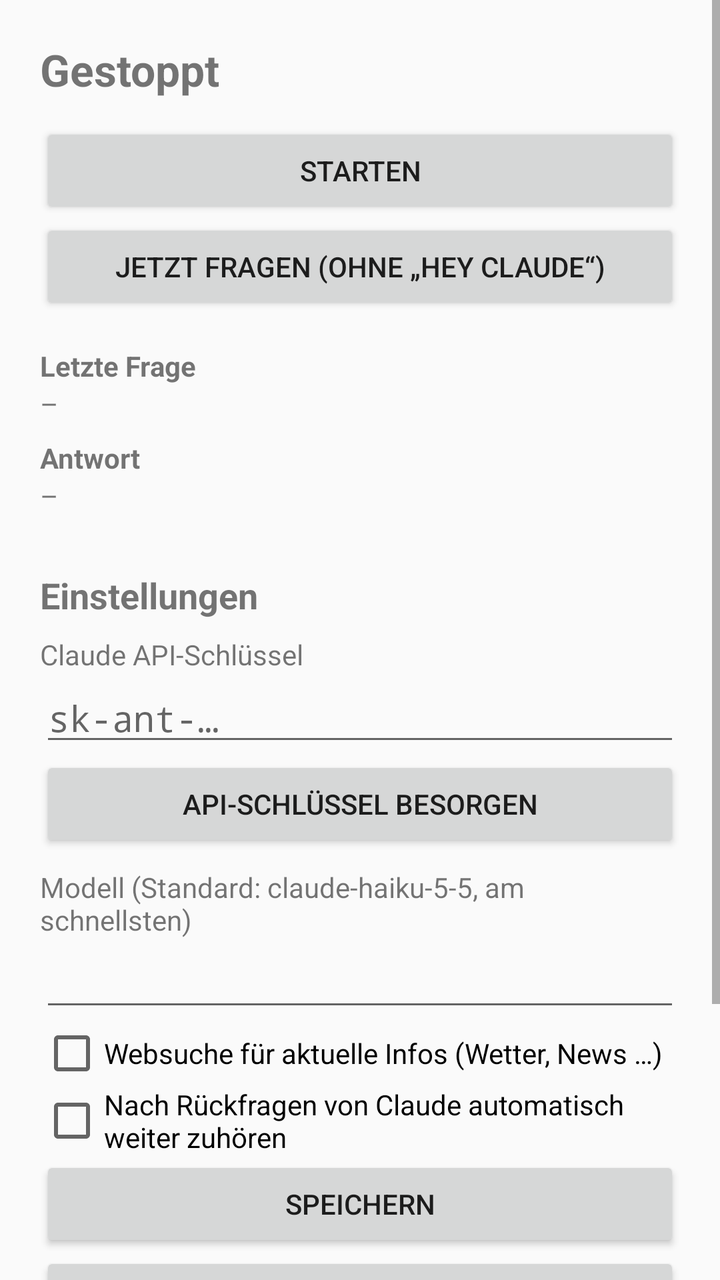
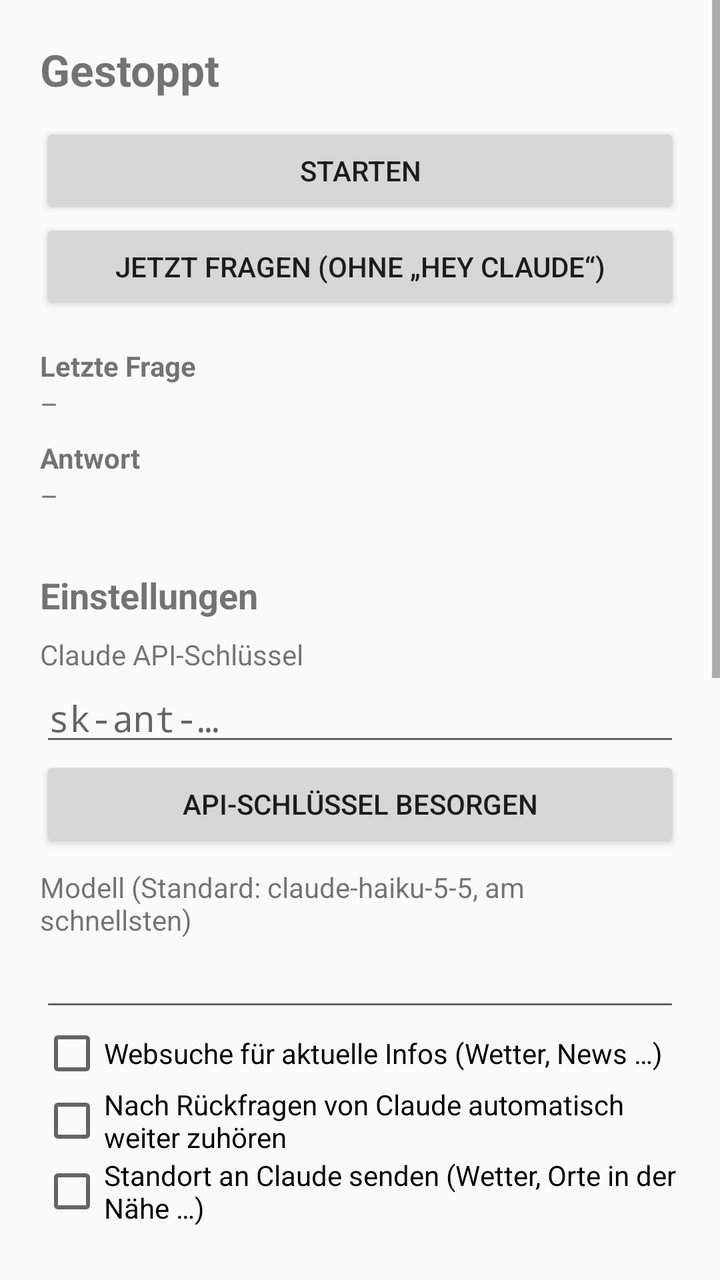

An Android layout rendered at two revisions. The XML below is the earlier revision; the diff shows what the commit changed to produce the second picture.
<!-- AndroidManifest.xml: application theme android:Theme.Material.Light.DarkActionBar -->
<!-- res/layout/activity_main.xml -->
<?xml version="1.0" encoding="utf-8"?>
<ScrollView xmlns:android="http://schemas.android.com/apk/res/android"
    android:layout_width="match_parent"
    android:layout_height="match_parent"
    android:fillViewport="true">

    <LinearLayout
        android:layout_width="match_parent"
        android:layout_height="wrap_content"
        android:orientation="vertical"
        android:padding="20dp">

        <TextView
            android:id="@+id/status"
            android:layout_width="match_parent"
            android:layout_height="wrap_content"
            android:text="Gestoppt"
            android:textSize="22sp"
            android:textStyle="bold"
            android:paddingBottom="12dp" />

        <Button
            android:id="@+id/toggle"
            android:layout_width="match_parent"
            android:layout_height="wrap_content"
            android:text="Starten" />

        <Button
            android:id="@+id/ask"
            android:layout_width="match_parent"
            android:layout_height="wrap_content"
            android:text="Jetzt fragen (ohne „Hey Claude“)" />

        <TextView
            android:layout_width="match_parent"
            android:layout_height="wrap_content"
            android:paddingTop="16dp"
            android:text="Letzte Frage"
            android:textStyle="bold" />

        <TextView
            android:id="@+id/lastQ"
            android:layout_width="match_parent"
            android:layout_height="wrap_content"
            android:textIsSelectable="true"
            android:text="–" />

        <TextView
            android:layout_width="match_parent"
            android:layout_height="wrap_content"
            android:paddingTop="8dp"
            android:text="Antwort"
            android:textStyle="bold" />

        <TextView
            android:id="@+id/lastA"
            android:layout_width="match_parent"
            android:layout_height="wrap_content"
            android:textIsSelectable="true"
            android:text="–" />

        <TextView
            android:layout_width="match_parent"
            android:layout_height="wrap_content"
            android:paddingTop="28dp"
            android:text="Einstellungen"
            android:textSize="18sp"
            android:textStyle="bold" />

        <TextView
            android:layout_width="match_parent"
            android:layout_height="wrap_content"
            android:paddingTop="8dp"
            android:text="Claude API-Schlüssel" />

        <EditText
            android:id="@+id/apiKey"
            android:layout_width="match_parent"
            android:layout_height="wrap_content"
            android:hint="sk-ant-…"
            android:importantForAutofill="no"
            android:inputType="textPassword"
            android:singleLine="true" />

        <Button
            android:id="@+id/getKey"
            android:layout_width="match_parent"
            android:layout_height="wrap_content"
            android:text="API-Schlüssel besorgen" />

        <TextView
            android:layout_width="match_parent"
            android:layout_height="wrap_content"
            android:paddingTop="8dp"
            android:text="Modell (Standard: claude-haiku-5-5, am schnellsten)" />

        <EditText
            android:id="@+id/model"
            android:layout_width="match_parent"
            android:layout_height="wrap_content"
            android:importantForAutofill="no"
            android:inputType="text"
            android:singleLine="true" />

        <CheckBox
            android:id="@+id/webSearch"
            android:layout_width="match_parent"
            android:layout_height="wrap_content"
            android:text="Websuche für aktuelle Infos (Wetter, News …)" />

        <CheckBox
            android:id="@+id/followUp"
            android:layout_width="match_parent"
            android:layout_height="wrap_content"
            android:text="Nach Rückfragen von Claude automatisch weiter zuhören" />

        <Button
            android:id="@+id/save"
            android:layout_width="match_parent"
            android:layout_height="wrap_content"
            android:text="Speichern" />

        <Button
            android:id="@+id/battery"
            android:layout_width="match_parent"
            android:layout_height="wrap_content"
            android:text="Akku-Optimierung ausschalten (empfohlen)" />

        <TextView
            android:layout_width="match_parent"
            android:layout_height="wrap_content"
            android:paddingTop="20dp"
            android:textSize="13sp"
            android:text="So geht es:API-Schlüssel eintragen → „Starten“ → App kann geschlossen werden. Sag „Hey Claude“, warte auf den Piep und stell deine Frage. Solange der Assistent läuft, siehst du eine Benachrichtigung und den grünen Mikrofon-Punkt. Nach einem Neustart des Handys die App einmal öffnen und auf „Starten“ tippen." />

    </LinearLayout>
</ScrollView>
<!-- resources referenced by this layout -->
<resources>

</resources>

<!-- the commit's change to res/layout/activity_main.xml (unified diff, before → after) -->
@@ -114,6 +114,73 @@
             android:layout_height="wrap_content"
             android:text="Nach Rückfragen von Claude automatisch weiter zuhören" />
 
+        <CheckBox
+            android:id="@+id/location"
+            android:layout_width="match_parent"
+            android:layout_height="wrap_content"
+            android:text="Standort an Claude senden (Wetter, Orte in der Nähe …)" />
+
+        <TextView
+            android:layout_width="match_parent"
+            android:layout_height="wrap_content"
+            android:paddingTop="24dp"
+            android:text="Stimme"
+            android:textSize="18sp"
+            android:textStyle="bold" />
+
+        <TextView
+            android:layout_width="match_parent"
+            android:layout_height="wrap_content"
+            android:paddingTop="8dp"
+            android:text="ElevenLabs API-Schlüssel (für eine echte, natürliche Stimme – leer lassen = Handy-Stimme)" />
+
+        <EditText
+            android:id="@+id/elevenKey"
+            android:layout_width="match_parent"
+            android:layout_height="wrap_content"
+            android:hint="sk_…"
+            android:importantForAutofill="no"
+            android:inputType="textPassword"
+            android:singleLine="true" />
+
+        <Button
+            android:id="@+id/getElevenKey"
+            android:layout_width="match_parent"
+            android:layout_height="wrap_content"
+            android:text="ElevenLabs-Schlüssel besorgen" />
+
+        <TextView
+            android:id="@+id/voiceName"
+            android:layout_width="match_parent"
+            android:layout_height="wrap_content"
+            android:paddingTop="8dp"
+            android:text="Stimme: George" />
+
+        <Button
+            android:id="@+id/chooseVoice"
+            android:layout_width="match_parent"
+            android:layout_height="wrap_content"
+            android:text="Stimme auswählen" />
+
+        <CheckBox
+            android:id="@+id/elevenFast"
+            android:layout_width="match_parent"
+            android:layout_height="wrap_content"
+            android:text="Schneller antworten (Flash-Modell, etwas weniger natürlich)" />
+
+        <Button
+            android:id="@+id/testVoice"
+            android:layout_width="match_parent"
+            android:layout_height="wrap_content"
+            android:text="Stimme testen" />
+
+        <TextView
+            android:id="@+id/voiceInfo"
+            android:layout_width="match_parent"
+            android:layout_height="wrap_content"
+            android:textSize="13sp"
+            android:text="" />
+
         <Button
             android:id="@+id/save"
             android:layout_width="match_parent"
